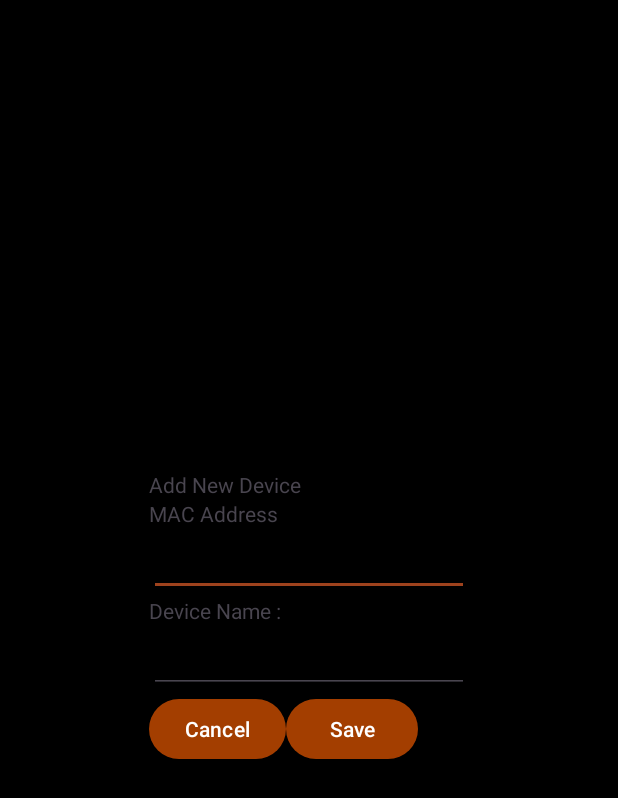
After one commit to Koray1970/M2Ivocabo, an Android app: the fragment AddDeviceWithScanResultForm shown on its own in the app's theme, on a phone screen of 412 x 824 dp. The commit adds this screen. Shown: the top 798 px of the screen. Run offline under Robolectric (Android 15) with nearby library versions, the phone set to English and light mode, and no system bars.

Commit message:
202302021353

```diff
--- /dev/null
+++ b/app/src/main/java/com/example/m2ivocabo/AddDeviceWithScanResultForm.kt
@@ -0,0 +1,63 @@
+package com.example.m2ivocabo
+
+import android.os.Bundle
+import androidx.fragment.app.Fragment
+import android.view.LayoutInflater
+import android.view.View
+import android.view.ViewGroup
+
+// TODO: Rename parameter arguments, choose names that match
+// the fragment initialization parameters, e.g. ARG_ITEM_NUMBER
+private const val ARG_PARAM1 = "param1"
+private const val ARG_PARAM2 = "param2"
+
+/**
+ * A simple [Fragment] subclass.
+ * Use the [AddDeviceWithScanResultForm.newInstance] factory method to
+ * create an instance of this fragment.
+ */
+class AddDeviceWithScanResultForm : Fragment() {
+    // TODO: Rename and change types of parameters
+    private var param1: String? = null
+    private var param2: String? = null
+
+    override fun onCreate(savedInstanceState: Bundle?) {
+        super.onCreate(savedInstanceState)
+        arguments?.let {
+            param1 = it.getString(ARG_PARAM1)
+            param2 = it.getString(ARG_PARAM2)
+        }
+    }
+
+    override fun onCreateView(
+        inflater: LayoutInflater, container: ViewGroup?,
+        savedInstanceState: Bundle?
+    ): View? {
+        // Inflate the layout for this fragment
+        return inflater.inflate(
+            R.layout.fragment_add_device_with_scan_result_form,
+            container,
+            false
+        )
+    }
+
+    companion object {
+        /**
+         * Use this factory method to create a new instance of
+         * this fragment using the provided parameters.
+         *
+         * @param param1 Parameter 1.
+         * @param param2 Parameter 2.
+         * @return A new instance of fragment AddDeviceWithScanResultForm.
+         */
+        // TODO: Rename and change types and number of parameters
+        @JvmStatic
+        fun newInstance(param1: String, param2: String) =
+            AddDeviceWithScanResultForm().apply {
+                arguments = Bundle().apply {
+                    putString(ARG_PARAM1, param1)
+                    putString(ARG_PARAM2, param2)
+                }
+            }
+    }
+}
--- a/app/src/main/java/com/example/m2ivocabo/MainActivity.kt
+++ b/app/src/main/java/com/example/m2ivocabo/MainActivity.kt
@@ -28,26 +28,13 @@
         super.onCreate(savedInstanceState)
         setContentView(R.layout.activity_main)
 
-        scanOptions = ScanOptions()
-        scanOptions!!.setDesiredBarcodeFormats(ScanOptions.QR_CODE)
-        scanOptions!!.setPrompt("Scanning Barcode")
-        scanOptions!!.setCameraId(0)
-        scanOptions!!.setBarcodeImageEnabled(true)
-        scanOptions!!.setBeepEnabled(true)
 
-
-        btnaddbeacon = findViewById(R.id.btnaddbeacon) as Button
-        btnaddbeacon!!.setOnClickListener {
-
-
-            barcodeLauncher.launch(scanOptions)
-
-        }
 
 
         val mapFragment = supportFragmentManager.findFragmentById(R.id.map) as? SupportMapFragment
         mapFragment?.getMapAsync(this)
     }
+
     private val barcodeLauncher = registerForActivityResult(
         ScanContract()
     ) { result: ScanIntentResult ->
@@ -59,6 +46,32 @@
         }
     }
 
+    private fun SetBarcodeScanning() {
+        scanOptions = ScanOptions()
+        scanOptions!!.setDesiredBarcodeFormats(ScanOptions.QR_CODE)
+        scanOptions!!.setPrompt("Scanning Barcode")
+        scanOptions!!.setCameraId(0)
+        scanOptions!!.setBarcodeImageEnabled(true)
+        scanOptions!!.setBeepEnabled(true)
+
+
+        btnaddbeacon = findViewById(R.id.btnaddbeacon) as Button
+        btnaddbeacon!!.setOnClickListener {
+            if (ContextCompat.checkSelfPermission(
+                    this,
+                    android.Manifest.permission.CAMERA
+                ) == PackageManager.PERMISSION_GRANTED
+            )
+                barcodeLauncher.launch(scanOptions)
+            else {
+                ActivityCompat.requestPermissions(
+                    this,
+                    arrayOf(android.Manifest.permission.CAMERA),
+                    100
+                )
+            }
+        }
+    }
 
     override fun onMapReady(googleMap: GoogleMap) {
         map = googleMap
@@ -111,23 +124,4 @@
     }
 
 
-    //start::Scanner events-->
-    private fun ScannerOnClick() {
-        if (ContextCompat.checkSelfPermission(
-                this,
-                android.Manifest.permission.CAMERA
-            ) == PackageManager.PERMISSION_GRANTED
-        )
-            barcodeLauncher.launch(scanOptions)
-        else {
-            ActivityCompat.requestPermissions(
-                this,
-                arrayOf(android.Manifest.permission.CAMERA),
-                100
-            )
-        }
-    }
-
-
-    //end::Scanner events-->
 }
--- /dev/null
+++ b/app/src/main/res/layout/fragment_add_device_with_scan_result_form.xml
@@ -0,0 +1,69 @@
+<?xml version="1.0" encoding="utf-8"?>
+<FrameLayout xmlns:android="http://schemas.android.com/apk/res/android"
+    xmlns:tools="http://schemas.android.com/tools"
+    android:layout_width="match_parent"
+    android:layout_height="match_parent"
+    android:background="@color/md_theme_dark_scrim"
+    tools:context=".AddDeviceWithScanResultForm">
+
+    <!-- TODO: Update blank fragment layout -->
+    <LinearLayout
+        android:layout_width="wrap_content"
+        android:layout_height="wrap_content"
+        android:orientation="vertical"
+        android:layout_gravity="center"
+        >
+
+        <TextView
+            android:layout_width="wrap_content"
+            android:layout_height="wrap_content"
+            android:text="Add New Device" />
+
+        <TextView
+            android:id="@+id/textView2"
+            android:layout_width="wrap_content"
+            android:layout_height="wrap_content"
+            android:text="MAC Address" />
+
+        <EditText
+            android:id="@+id/txtmacaddress"
+            android:layout_width="wrap_content"
+            android:layout_height="wrap_content"
+            android:ems="10"
+            android:inputType="textPersonName"
+            android:text="" />
+
+        <TextView
+            android:id="@+id/textView3"
+            android:layout_width="wrap_content"
+            android:layout_height="wrap_content"
+            android:text="Device Name :" />
+
+        <EditText
+            android:id="@+id/txtdevicename"
+            android:layout_width="wrap_content"
+            android:layout_height="wrap_content"
+            android:ems="10"
+            android:inputType="textPersonName"
+            android:text="" />
+
+        <LinearLayout
+            android:layout_width="match_parent"
+            android:layout_height="wrap_content"
+            android:orientation="horizontal">
+
+            <Button
+                android:id="@+id/btncancel"
+                android:layout_width="wrap_content"
+                android:layout_height="wrap_content"
+                android:text="Cancel" />
+
+            <Button
+                android:id="@+id/btnsubmit"
+                android:layout_width="wrap_content"
+                android:layout_height="wrap_content"
+                android:text="Save" />
+        </LinearLayout>
+    </LinearLayout>
+
+</FrameLayout>
--- a/app/src/main/res/values/strings.xml
+++ b/app/src/main/res/values/strings.xml
@@ -49,4 +49,6 @@
     <string name="permission_rationale_location">Access to the location service is required to demonstrate the \'my location\' feature, which shows your current location on the map.</string>
     <string name="location_permission_denied">This sample requires location permission to enable the \'my location\' layer. Please try again and grant access to use the location.\nIf the permission has been permanently denied, it can be enabled from the System Settings &gt; Apps &gt; \'Google Maps API Demos\'.</string>
     <string name="permission_required_toast">Location permission is required for this demo.</string>
+    <!-- TODO: Remove or change this placeholder text -->
+    <string name="hello_blank_fragment">Hello blank fragment</string>
 </resources>
```
